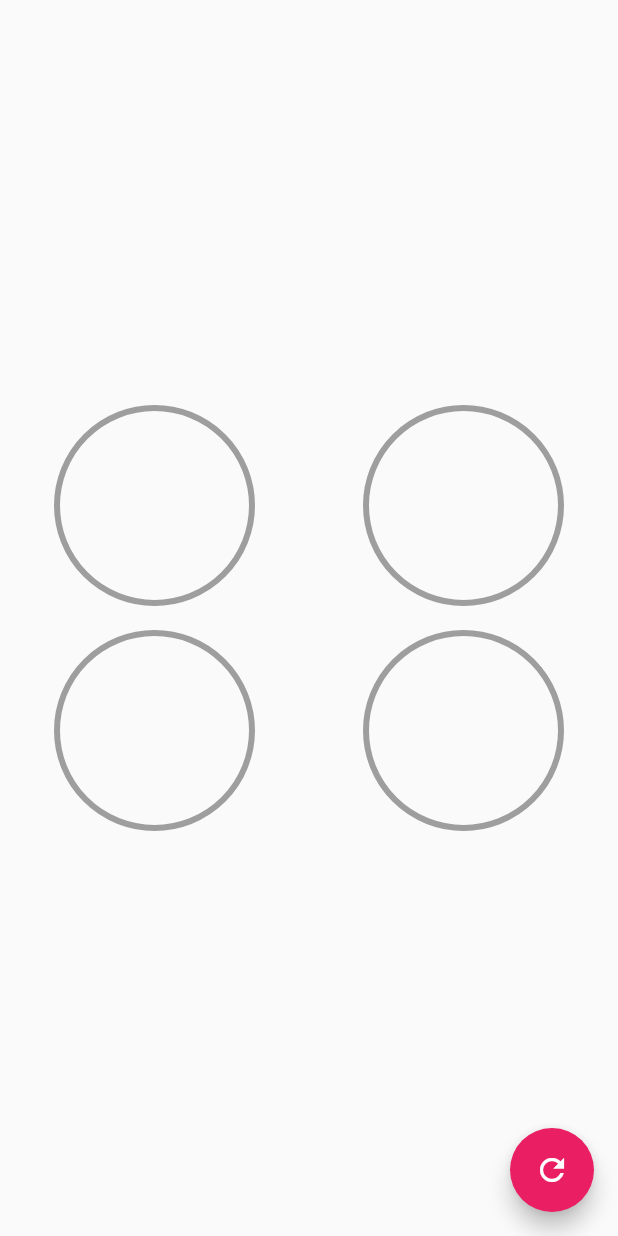
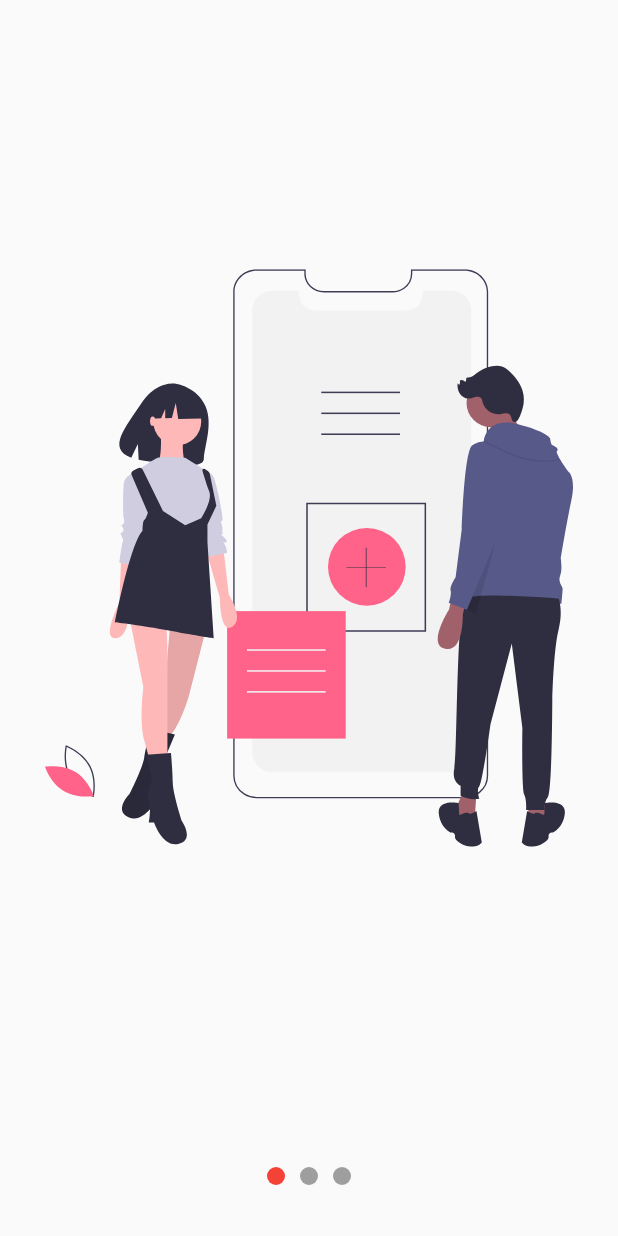
Before and after one commit to goncalveshigino/Anima-es, a Flutter app: the screen it shows after launch, on a phone screen of 412 x 824 dp. Run offline on Flutter 3.47's test engine with Material 2 defaults, Android fonts, the phone set to English and light mode, and no system bars; our stand-ins replace flutter_svg.

```diff
--- a/lib/main.dart
+++ b/lib/main.dart
@@ -1,3 +1,4 @@
+import 'package:animacoes/src/pages/slideshow_page.dart';
 import 'package:flutter/material.dart';
 
 import 'src/pages/graficas_circulares_page.dart';
@@ -10,6 +11,6 @@ class MyApp extends StatelessWidget {
     return MaterialApp(
         debugShowCheckedModeBanner: false,
         title: 'Desenhos App',
-        home: GraficasCircularesPage());
+        home: SlideShowPage());
   }
 }
--- /dev/null
+++ b/lib/src/models/slider_model.dart
@@ -0,0 +1,18 @@
+import 'package:flutter/material.dart';
+
+class SliderModel extends ChangeNotifier{
+
+
+  double _currentPage = 0;
+
+  double get currentPage  => this._currentPage;
+
+  set currentPage( double pagina){
+    this._currentPage = pagina;
+
+    print(pagina);
+
+    notifyListeners();
+  }
+
+}
--- /dev/null
+++ b/lib/src/pages/slideshow_page.dart
@@ -0,0 +1,137 @@
+import 'package:animacoes/src/models/slider_model.dart';
+import 'package:flutter/material.dart';
+import 'package:flutter_svg/flutter_svg.dart';
+import 'package:provider/provider.dart';
+
+
+class SlideShowPage extends StatelessWidget {
+  @override
+  Widget build(BuildContext context) {
+    return ChangeNotifierProvider(
+      create: (_) => new SliderModel(),
+        child: Scaffold(
+        body: Center(
+          child: Column(
+            children: [
+            Expanded(
+              child: _Slides(),
+            ),
+             _Dots()
+            ],
+          ),
+        ),
+      ),
+    );
+  }
+}
+
+
+
+class _Dots extends StatelessWidget {
+  @override
+  Widget build(BuildContext context) {
+    return Container(
+       width: double.infinity,
+       height: 80,
+       child: Row(
+         mainAxisAlignment: MainAxisAlignment.center,
+          children: [
+            _Dot(0),
+            _Dot(1),
+            _Dot(2)
+
+          ],
+       ),
+    );
+  }
+}
+
+class _Dot extends StatelessWidget {
+
+  final int index;
+
+  const _Dot( this.index);
+
+  @override
+  Widget build(BuildContext context) {
+
+  final pageViewIdex = Provider.of<SliderModel>(context).currentPage;
+
+    return Container(
+      height: 12,
+      width: 12,
+      margin: EdgeInsets.symmetric(horizontal: 5),
+      decoration: BoxDecoration(
+        color: ( pageViewIdex == index ) ? Colors.red : Colors.grey,
+        shape: BoxShape.circle
+      ),
+    );
+  }
+}
+
+
+class _Slides extends StatefulWidget {
+
+  @override
+  __SlidesState createState() => __SlidesState();
+}
+
+class __SlidesState extends State<_Slides> {
+
+
+ final pageViewController = new PageController();
+
+ @override
+  void initState() {
+
+    super.initState();
+
+    pageViewController.addListener(() {
+
+
+       //Usar p provider para atualizar
+       Provider.of<SliderModel>(context, listen: false).currentPage = pageViewController.page;
+
+    });
+  }
+
+  @override
+  void dispose() {
+    pageViewController.dispose();
+    super.dispose();
+  }
+
+  @override
+  Widget build(BuildContext context) {
+    return Container(
+      child: PageView(
+        controller: pageViewController,
+        children: [
+
+          _Slide('assets/images/slide-1.svg'),
+          _Slide('assets/images/slide-2.svg'),
+          _Slide('assets/images/slide-3.svg'),
+
+        ],
+      ),
+    );
+  }
+}
+
+
+class _Slide extends StatelessWidget {
+
+   final String svg;
+
+  const _Slide(this.svg);
+
+  @override
+  Widget build(BuildContext context) {
+    return Container(
+      width: double.infinity,
+      height: double.infinity,
+      padding: EdgeInsets.all(30),
+      child: SvgPicture.asset(svg),
+    );
+  }
+}
```
Also changed, not shown: pubspec.yaml (+7 -3 lines), assets/images/slide-1.svg (added), assets/images/slide-2.svg (added), assets/images/slide-3.svg (added), assets/images/slide-4.svg (added), assets/images/slide-5.svg (added), pubspec.lock.
